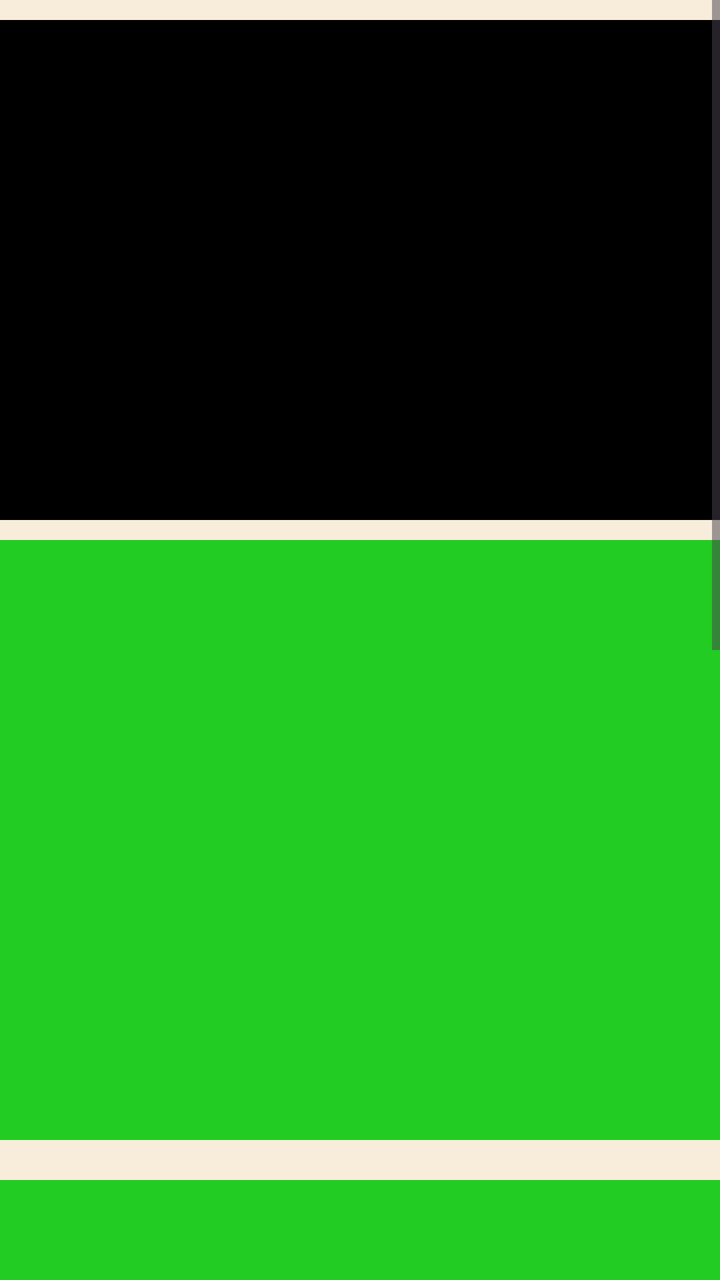
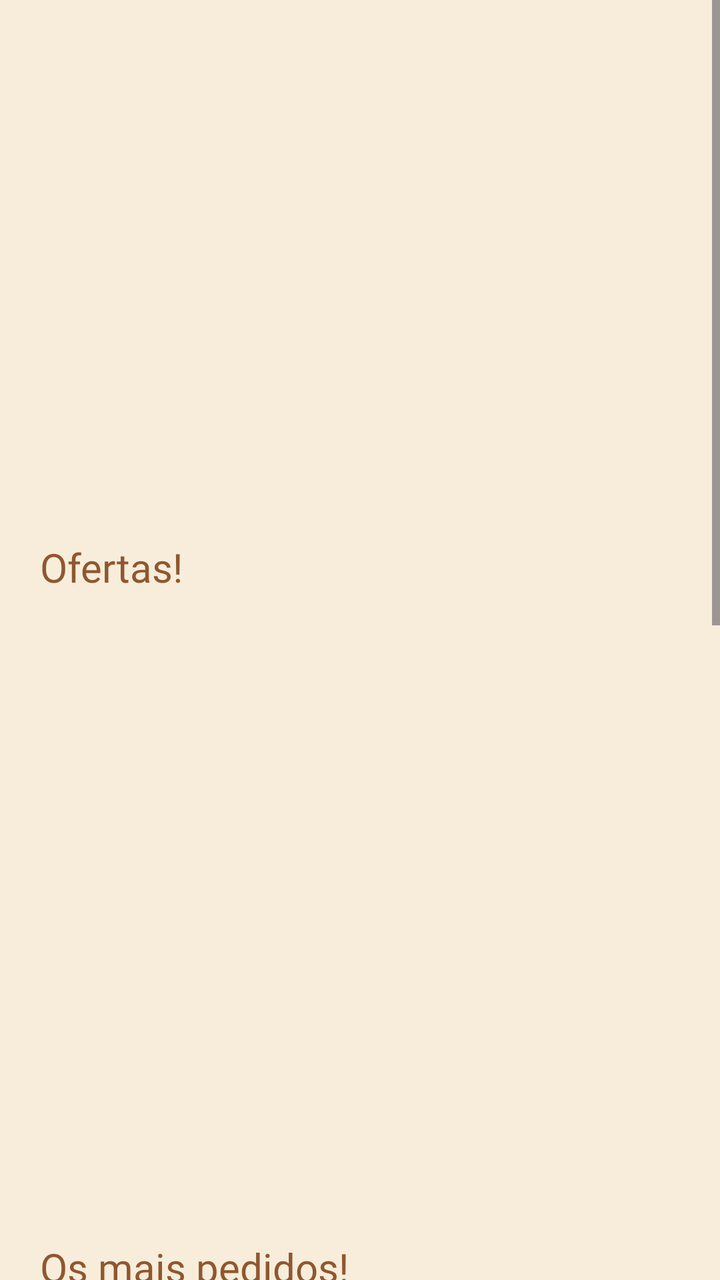

Two renders of the same Android screen: before a commit and after it. Below are the layout's source before the change and the commit's diff.
<!-- AndroidManifest.xml: application theme Theme.VangustApp -->
<!-- res/layout/fragment_inicio.xml -->
<?xml version="1.0" encoding="utf-8"?>
<ScrollView xmlns:android="http://schemas.android.com/apk/res/android"
    xmlns:tools="http://schemas.android.com/tools"
    android:layout_width="match_parent"
    android:layout_height="match_parent"
    android:background="#F7EDDA"
    tools:context=".InicioFragment">

    

    <LinearLayout
        android:layout_width="match_parent"
        android:layout_height="match_parent"
        android:orientation="vertical">

        <LinearLayout
            android:layout_marginTop="10dp"
            android:layout_width="match_parent"
            android:layout_height="250dp"
            android:background="@color/black" >

        </LinearLayout>

        <LinearLayout
            android:layout_marginTop="10dp"
            android:layout_marginBottom="10dp"
            android:background="#2c2"
            android:layout_width="match_parent"
            android:layout_height="300dp">
            <androidx.recyclerview.widget.RecyclerView
                android:id="@+id/id"
                android:layout_width="match_parent"
                android:layout_height="match_parent"
                android:layout_margin="10dp"/>
        </LinearLayout>

        <LinearLayout
            android:layout_marginTop="10dp"
            android:layout_marginBottom="10dp"
            android:background="#2c2"
            android:layout_width="match_parent"
            android:layout_height="300dp">
            <androidx.recyclerview.widget.RecyclerView
                android:id="@+id/id"
                android:layout_width="match_parent"
                android:layout_height="match_parent"
                android:layout_margin="10dp"/>
        </LinearLayout>

        <LinearLayout
            android:layout_marginTop="10dp"
            android:layout_marginBottom="50dp"
            android:background="#2c2"
            android:layout_width="match_parent"
            android:layout_height="300dp">
            <androidx.recyclerview.widget.RecyclerView
                android:id="@+id/id"
                android:layout_width="match_parent"
                android:layout_height="match_parent"
                android:layout_margin="10dp"/>
        </LinearLayout>

    </LinearLayout>


</ScrollView>
<!-- resources referenced by this layout -->
<resources>
  <color name="black">#FF000000</color>
  <style name="Theme.VangustApp" parent="Base.Theme.VangustApp" />
  <style name="Base.Theme.VangustApp" parent="Theme.Material3.DayNight.NoActionBar">
          
          
      </style>
</resources>

<!-- the commit's change to res/layout/fragment_inicio.xml (unified diff, before → after) -->
@@ -13,51 +13,79 @@
         android:layout_height="match_parent"
         android:orientation="vertical">
 
-        <LinearLayout
-            android:layout_marginTop="10dp"
+        <androidx.viewpager2.widget.ViewPager2
+            android:id="@+id/viewPagerCarrossel"
             android:layout_width="match_parent"
             android:layout_height="250dp"
-            android:background="@color/black" >
+            android:layout_marginTop="10dp" />
 
+        <LinearLayout
+            android:layout_width="match_parent"
+            android:layout_height="330dp"
+            android:layout_marginTop="10dp"
+            android:layout_marginBottom="10dp"
+            android:orientation="vertical">
+
+            <TextView
+                android:layout_width="wrap_content"
+                android:layout_height="wrap_content"
+                android:layout_marginLeft="20dp"
+                android:fontFamily="@font/oswald_regular"
+                android:text="Ofertas!"
+                android:textColor="#8F572F"
+                android:textSize="20sp" />
+
+            <androidx.recyclerview.widget.RecyclerView
+                android:id="@+id/idOfertas"
+                android:layout_width="match_parent"
+                android:layout_height="match_parent"
+                android:layout_margin="10dp" />
         </LinearLayout>
 
         <LinearLayout
+            android:layout_width="match_parent"
+            android:layout_height="330dp"
             android:layout_marginTop="10dp"
             android:layout_marginBottom="10dp"
-            android:background="#2c2"
-            android:layout_width="match_parent"
-            android:layout_height="300dp">
+            android:orientation="vertical">
+
+            <TextView
+                android:layout_width="wrap_content"
+                android:layout_height="wrap_content"
+                android:layout_marginLeft="20dp"
+                android:fontFamily="@font/oswald_regular"
+                android:text="Os mais pedidos!"
+                android:textColor="#8F572F"
+                android:textSize="20sp" />
+
             <androidx.recyclerview.widget.RecyclerView
-                android:id="@+id/id"
+                android:id="@+id/idMaisPedidos"
                 android:layout_width="match_parent"
                 android:layout_height="match_parent"
-                android:layout_margin="10dp"/>
+                android:layout_margin="10dp" />
         </LinearLayout>
 
         <LinearLayout
+            android:layout_width="match_parent"
+            android:layout_height="330dp"
             android:layout_marginTop="10dp"
             android:layout_marginBottom="10dp"
-            android:background="#2c2"
-            android:layout_width="match_parent"
-            android:layout_height="300dp">
+            android:orientation="vertical">
+
+            <TextView
+                android:layout_width="wrap_content"
+                android:layout_height="wrap_content"
+                android:layout_marginLeft="20dp"
+                android:fontFamily="@font/oswald_regular"
+                android:text="Lançamentos!"
+                android:textColor="#8F572F"
+                android:textSize="20sp" />
+
             <androidx.recyclerview.widget.RecyclerView
-                android:id="@+id/id"
+                android:id="@+id/idLançamento"
                 android:layout_width="match_parent"
                 android:layout_height="match_parent"
-                android:layout_margin="10dp"/>
-        </LinearLayout>
-
-        <LinearLayout
-            android:layout_marginTop="10dp"
-            android:layout_marginBottom="50dp"
-            android:background="#2c2"
-            android:layout_width="match_parent"
-            android:layout_height="300dp">
-            <androidx.recyclerview.widget.RecyclerView
-                android:id="@+id/id"
-                android:layout_width="match_parent"
-                android:layout_height="match_parent"
-                android:layout_margin="10dp"/>
+                android:layout_margin="10dp" />
         </LinearLayout>
 
     </LinearLayout>
<!-- resource entries referenced after the edit -->
@@ -1,6 +1,5 @@
 <!-- resources referenced by this layout -->
 <resources>
-  <color name="black">#FF000000</color>
   <style name="Theme.VangustApp" parent="Base.Theme.VangustApp" />
   <style name="Base.Theme.VangustApp" parent="Theme.Material3.DayNight.NoActionBar">
           
